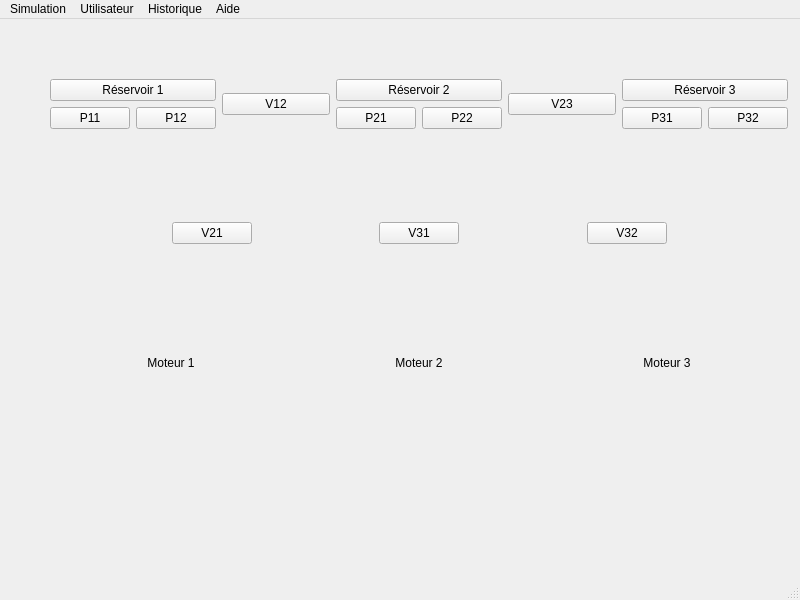
This is mainwindow.ui in Desepto/Simulation as Qt 5 draws it before an edit. The edited form follows.
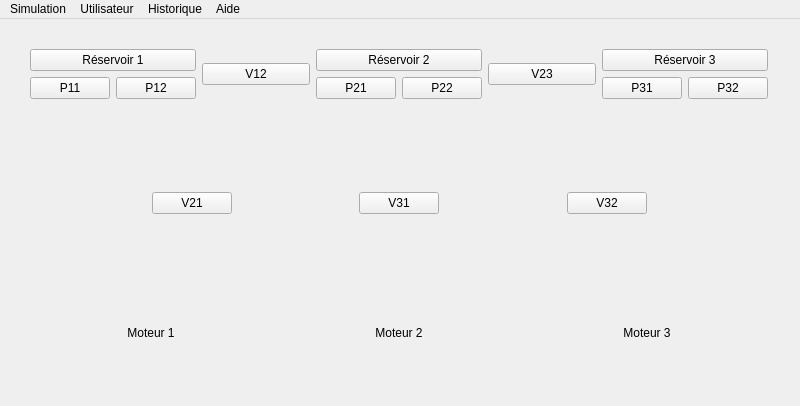
This is the edited form. Icons and pictures are not drawn.

What changed in the file:
```diff
--- a/mainwindow.ui
+++ b/mainwindow.ui
@@ -7,7 +7,7 @@
     <x>0</x>
     <y>0</y>
     <width>800</width>
-    <height>600</height>
+    <height>406</height>
    </rect>
   </property>
   <property name="windowTitle">
@@ -17,8 +17,8 @@
    <widget class="QWidget" name="verticalLayoutWidget">
     <property name="geometry">
      <rect>
-      <x>50</x>
-      <y>60</y>
+      <x>30</x>
+      <y>30</y>
       <width>738</width>
       <height>291</height>
      </rect>
@@ -513,7 +513,6 @@
    <addaction name="menuHistorique"/>
    <addaction name="menuAide"/>
   </widget>
-  <widget class="QStatusBar" name="statusbar"/>
   <action name="actionLancer_Simulation">
    <property name="text">
     <string>Lancer Simulation</string>
```
Left out of the diff: 8 changed lines with no effect on the pictures.
